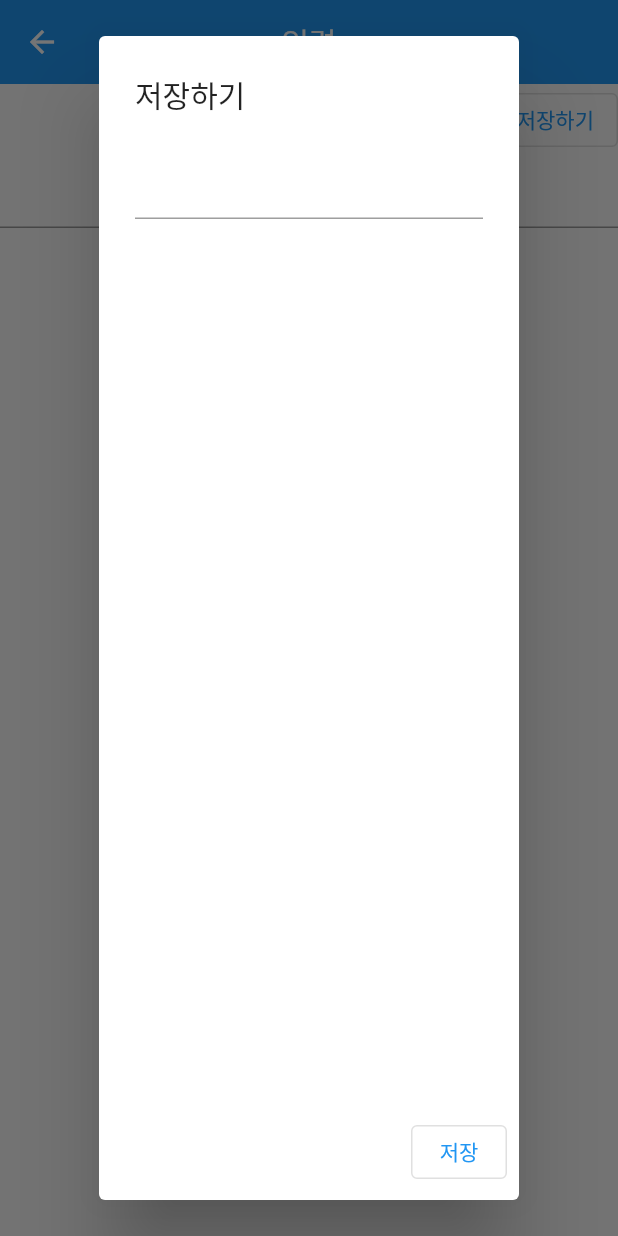
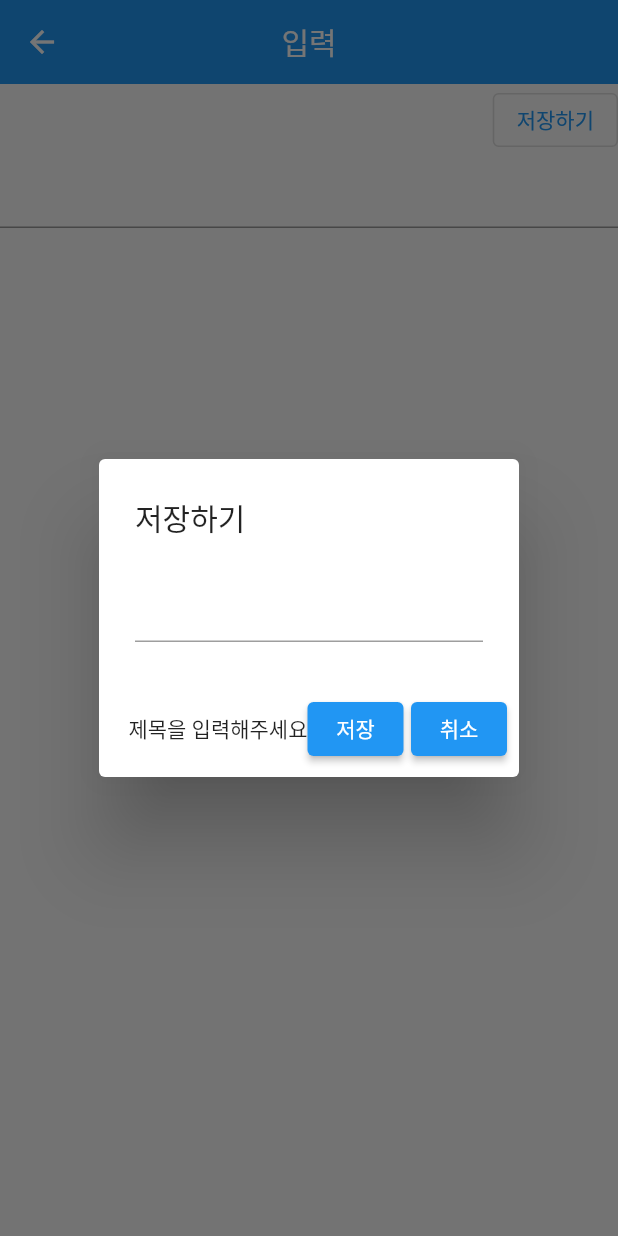
Before and after one commit to SeokHyeon-Eom/flutter, a Flutter app: the SecondPage screen opened directly, after a tap on "저장하기", on a phone screen of 412 x 824 dp. Run offline on Flutter 3.47's test engine with Material 2 defaults, Android fonts, the phone set to English and light mode, and no system bars.

Commit message:
refactor: UI수정

```diff
--- a/SWeave_project/lib/notepad.dart
+++ b/SWeave_project/lib/notepad.dart
@@ -36,10 +36,12 @@ class _NoteState extends State<Note> {
         elevation: 0.0,
       ),
       body: Column(
+        mainAxisAlignment: MainAxisAlignment.start,
         children: [
-          TextButton.icon(
-            style: TextButton.styleFrom(
-                padding: EdgeInsets.fromLTRB(10, 10, 300, 10)),
+          SizedBox(
+            width: double.infinity,
+            height: 50,
+            child: TextButton.icon(
               icon: Icon(Icons.add),
               label: Text("새로 만들기"),
               onPressed: () {
@@ -51,20 +53,22 @@ class _NoteState extends State<Note> {
                 );
               },
             ),
+          ),
         ],
       ),
     );
   }
 }
 
+class SecondPage extends StatelessWidget {
   var myController = TextEditingController();
   var saveName = TextEditingController();
+
   save() async {
-  // Write file
-  await File('${myController.text}.txt').writeAsString(saveName.text);
+    await File('./lib/text_folder/${saveName.text}.txt')
+        .writeAsString(myController.text);
   }
 
-class SecondPage extends StatelessWidget {
   @override
   Widget build(BuildContext context) {
     return Scaffold(
@@ -82,31 +86,42 @@ class SecondPage extends StatelessWidget {
                 onPressed: () => showDialog(
                   context: context,
                   builder: (context) {
-                      return AlertDialog(content: Text(myController.text));
-                    }),
-                child: Text("확인하기"),
-              ),
-              OutlinedButton(
-                onPressed: () => showDialog(
-                  context: context,
-                  builder: (context) {
                     return AlertDialog(
                       title: Text("저장하기"),
-                      content: Column(
+                      content: SizedBox(
+                        height: 50,
+                        child: Column(
                           children: [
                             TextField(
                               controller: saveName,
                             ),
                           ],
                         ),
+                      ),
                       actions: <Widget>[
-                        OutlinedButton(
+                        Row(
+                          mainAxisAlignment: MainAxisAlignment.end,
+                          children: [
+                            Text('제목을 입력해주세요'),
+                            ElevatedButton(
                               child: Text("저장"),
                               onPressed: () {
-                            //myController = saveName;
+                                if (saveName.text != "") {
                                   save();
                                   Navigator.pop(context);
+                                }
                               },
+                            ),
+                            SizedBox(
+                              width: 5,
+                            ),
+                            ElevatedButton(
+                              child: Text("취소"),
+                              onPressed: () {
+                                Navigator.pop(context);
+                              },
+                            ),
+                          ],
                         ),
                       ],
                     );
--- /dev/null
+++ b/SWeave_project/lib/text_folder/flutter.txt
@@ -0,0 +1 @@
+엄석현의 플러터 도전기
```
Lines whose indentation alone changed are shown as unchanged.
